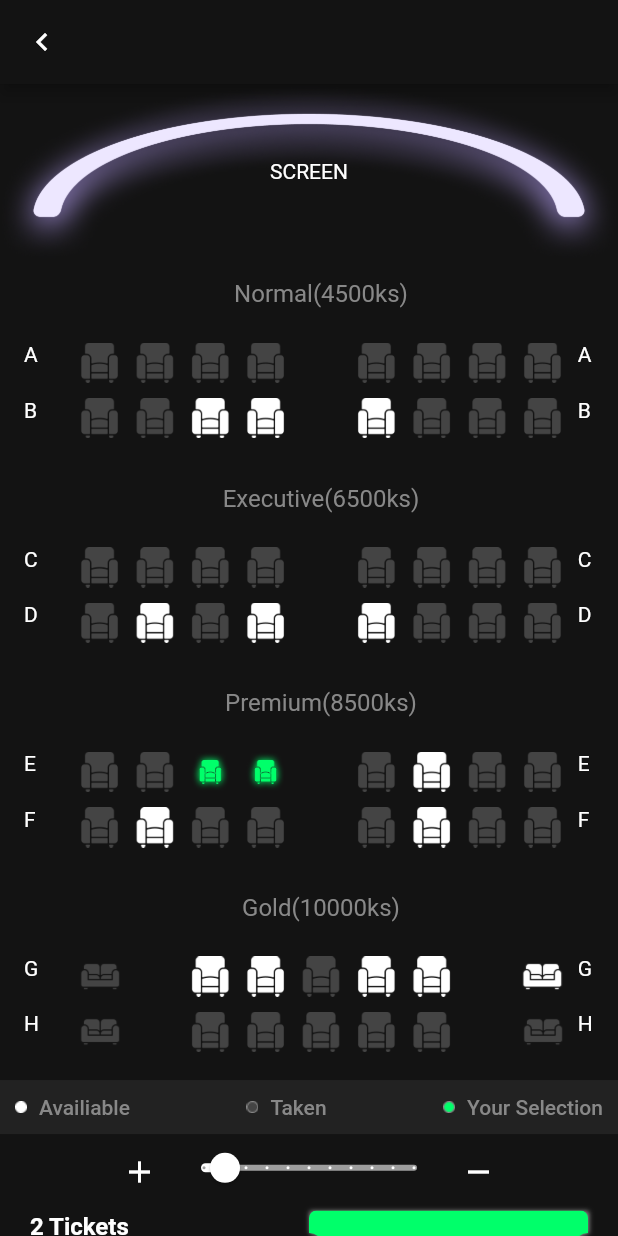
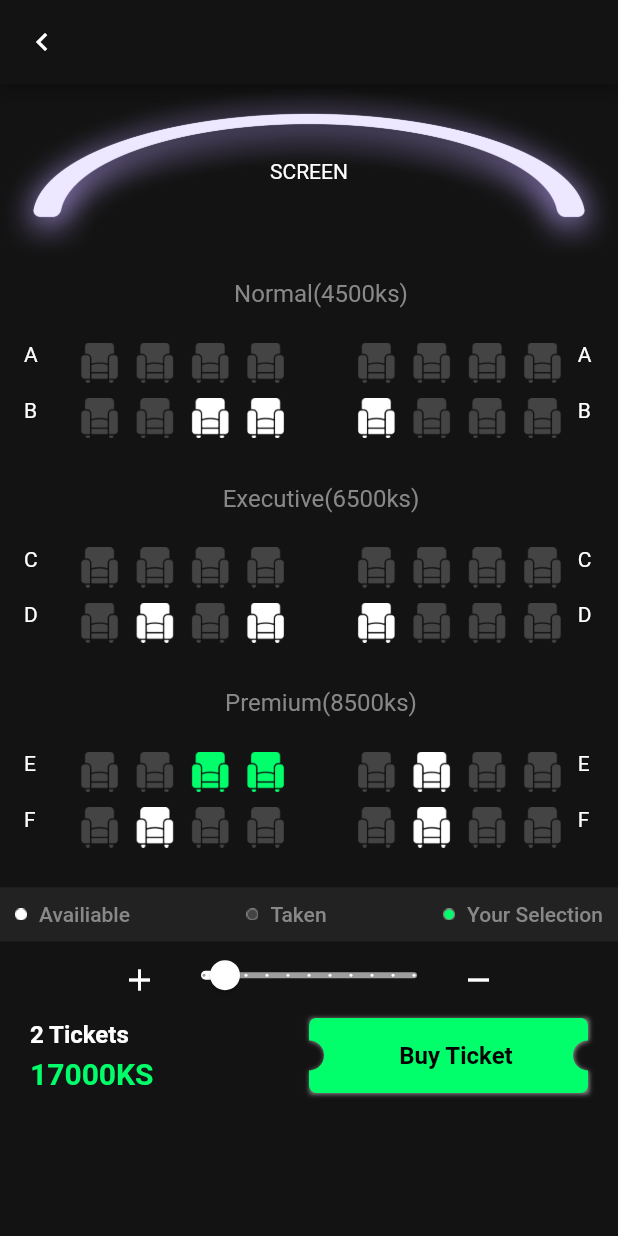
Before and after one commit to thuthumg/movie_booking_app, a Flutter app: the SeatingPlanPage screen opened directly, on a phone screen of 412 x 824 dp. Run offline on Flutter 3.47's test engine with Material 2 defaults, Android fonts, the phone set to English and light mode, and no system bars; our stand-ins replace carousel_slider, dots_indicator, pinput, qr_flutter.

Commit message:
fixed Seating plan UI error

```diff
--- a/lib/pages/seating_plan_page.dart
+++ b/lib/pages/seating_plan_page.dart
@@ -13,24 +13,94 @@ class SeatingPlanPage extends StatelessWidget {
   @override
   Widget build(BuildContext context) {
     return Scaffold(
+      backgroundColor: PRIMARY_COLOR,
       appBar: AppBar(
         backgroundColor: PRIMARY_COLOR,
         leading: GestureDetector(
-            onTap: (){
+            onTap: () {
               Navigator.of(context).pop();
             },
             child: Icon(Icons.chevron_left)),
       ),
-      body: Container(
+      body: Column(
+        children: [
+          Container(
+            height: MediaQuery.of(context).size.height*0.65,
+             child: Container(
                 // height: MediaQuery.of(context).size.height,
                 color: PRIMARY_COLOR,
                 child: SingleChildScrollView(
                   child: Column(
                     mainAxisSize: MainAxisSize.min,
-            children: [
+                    children: const [
                       TitleImageView(),
                       SeatListView(),
+                    ],
+                  ),
+                ),
+              )
+          ),
           Container(
+           // height: MediaQuery.of(context).size.height*0.35,
+           // color: PRIMARY_COLOR,
+            child: Column(
+              children: const [
+                SeatColorSpecificationsView(),
+                SeekBarView(),
+                TotalTicketView()
+              ],
+            ),
+          )
+        ],
+      )
+
+      // Stack(
+      //   children: [
+      //     Positioned(
+      //       top: 0,
+      //       left: 0,
+      //       right: 0,
+      //       bottom: 0,
+      //       child: Container(
+      //         // height: MediaQuery.of(context).size.height,
+      //         color: PRIMARY_COLOR,
+      //         child: SingleChildScrollView(
+      //           child: Column(
+      //             mainAxisSize: MainAxisSize.min,
+      //             children: [
+      //               TitleImageView(),
+      //               SeatListView(),
+      //             ],
+      //           ),
+      //         ),
+      //       ),
+      //     ),
+      //     Positioned(
+      //       bottom: 0,
+      //       left: 0,
+      //       right: 0,
+      //       child: Column(
+      //         children: [
+      //           SeatColorSpecificationsView(),
+      //           SeekBarView(),
+      //           TotalTicketView()
+      //         ],
+      //       ),
+      //     )
+      //   ],
+      // ),
+    );
+  }
+}
+
+class SeatColorSpecificationsView extends StatelessWidget {
+  const SeatColorSpecificationsView({
+    Key? key,
+  }) : super(key: key);
+
+  @override
+  Widget build(BuildContext context) {
+    return Container(
       color: Color.fromRGBO(34, 34, 34, 1),
       padding: EdgeInsets.all(10),
       child: Row(
@@ -41,13 +111,6 @@ class SeatingPlanPage extends StatelessWidget {
           Spacer(),
           SelectionView(),
         ],
-                ),
-              ),
-              SeekBarView(),
-              TotalTicketView()
-            ],
-          ),
-        ),
       ),
     );
   }
@@ -66,11 +129,10 @@ class TotalTicketView extends StatelessWidget {
           Expanded(
             flex: 1,
             child: Container(
-              margin: const EdgeInsets.only(left: MARGIN_MEDIUM_3,
-                  bottom: MARGIN_MEDIUM_3),
+              margin: const EdgeInsets.only(
+                  left: MARGIN_MEDIUM_3, bottom: MARGIN_MEDIUM_3),
               child: Column(
                 crossAxisAlignment: CrossAxisAlignment.start,
-
                 children: const [
                   Text(
                     "2 Tickets",
@@ -79,7 +141,9 @@ class TotalTicketView extends StatelessWidget {
                         fontWeight: FontWeight.w600,
                         color: Colors.white),
                   ),
-                  SizedBox(height: 5,),
+                  SizedBox(
+                    height: 5,
+                  ),
                   Text(
                     "17000KS",
                     style: TextStyle(
@@ -94,13 +158,13 @@ class TotalTicketView extends StatelessWidget {
           Expanded(
               flex: 1,
               child: GestureDetector(
-                onTap: (){
+                onTap: () {
                   _navigateToSnackPage(context);
                 },
                 child: Container(
                   height: 50,
-                    margin: const EdgeInsets.only(right: MARGIN_MEDIUM_3,
-                        bottom: MARGIN_MEDIUM_3),
+                  margin: const EdgeInsets.only(
+                      right: MARGIN_MEDIUM_3, bottom: MARGIN_MEDIUM_3),
                   //  margin: EdgeInsets.only(right: MARGIN_MEDIUM_2),
                   child: ClipButton(
                     clipper: MyClipper(holeRadius: 20),
@@ -152,14 +216,17 @@ class SeekBarView extends StatelessWidget {
         mainAxisSize: MainAxisSize.min,
         mainAxisAlignment: MainAxisAlignment.center,
         children: [
-
           const Icon(
             Icons.add,
             color: Colors.white,
           ),
-          const SizedBox(width: 5,),
+          const SizedBox(
+            width: 5,
+          ),
           SliderView(),
-          const SizedBox(width: 5,),
+          const SizedBox(
+            width: 5,
+          ),
           const Icon(
             Icons.remove,
             color: Colors.white,
@@ -177,9 +244,7 @@ class SeatListView extends StatelessWidget {
 
   @override
   Widget build(BuildContext context) {
-    return Container(
-      // height: MediaQuery.of(context).size.height *0.8,
-      child: ListView.builder(
+    return ListView.builder(
         scrollDirection: Axis.vertical,
         shrinkWrap: true,
         physics: NeverScrollableScrollPhysics(),
@@ -187,8 +252,7 @@ class SeatListView extends StatelessWidget {
         itemCount: showMovieSeatList.length,
         itemBuilder: (BuildContext context, int index) {
           //
-            return Container(
-              child: Column(
+          return Column(
             mainAxisSize: MainAxisSize.min,
             children: [
               SizedBox(
@@ -200,23 +264,8 @@ class SeatListView extends StatelessWidget {
               ),
               SeatView(showMovieSeatList[index].movieSeatGridListViewObj)
             ],
-              ),
           );
-            // if (index == 0 ||
-            //     index == 3 ||
-            //     index == 6 ||
-            //     index == 9) {
-            //   // for seat price
-            //   return PriceTextView(showMovieSeatList[index].seatingArrangement);
-            // } else if (index == 10 || index == 11) {
-            //   //for couple seat
-            //   return CoupleSeatView(showMovieSeatList[index].movieSeatGridListViewObj);
-            // } else {
-            //   //for single seat
-            //   return SingleSeatView(showMovieSeatList[index].movieSeatGridListViewObj);
-            // }
-          }),
-    );
+        });
   }
 }
 
@@ -274,15 +323,13 @@ class SeatView extends StatelessWidget {
         // umber of items in the grid
         itemBuilder: (BuildContext context, int index) {
           if (movieSeatGridListViewObj[index].type == SEAT_TYPE_TEXT) {
-            return Container(
-              child: Text(
+            return Text(
               movieSeatGridListViewObj[index].title.toString(),
               style: TextStyle(color: Colors.white),
-              ),
             );
           } else if (movieSeatGridListViewObj[index].type == SEAT_TYPE_EMPTY) {
-            return Container(
-              child: Spacer(),
+            return SizedBox(
+              width: 10,
             );
           } else if (movieSeatGridListViewObj[index].type ==
               SEAT_TYPE_AVAILABLE) {
@@ -302,7 +349,8 @@ class SeatView extends StatelessWidget {
             return Container(
               width: 30,
               height: 30,
-              child: Image.asset("assets/icons/ic_chair_your_selection.png"),
+              child: Image.asset("assets/icons/ic_chair_available.png",
+                color: SECONDARY_COLOR,),
             );
           } else if (movieSeatGridListViewObj[index].type ==
               SEAT_TYPE_GOLD_AVAILABLE) {
@@ -385,8 +433,8 @@ class AvailiableView extends StatelessWidget {
 class TakenView extends StatelessWidget {
   @override
   Widget build(BuildContext context) {
-    return BookingDateTimeStatusView(const Color.fromRGBO(136, 136, 136, 1), "Taken",
-        "assets/icons/ellipse_grey.png", 8.0, 8.0);
+    return BookingDateTimeStatusView(const Color.fromRGBO(136, 136, 136, 1),
+        "Taken", "assets/icons/ellipse_grey.png", 8.0, 8.0);
   }
 }
 
```
Lines whose indentation alone changed are shown as unchanged.
